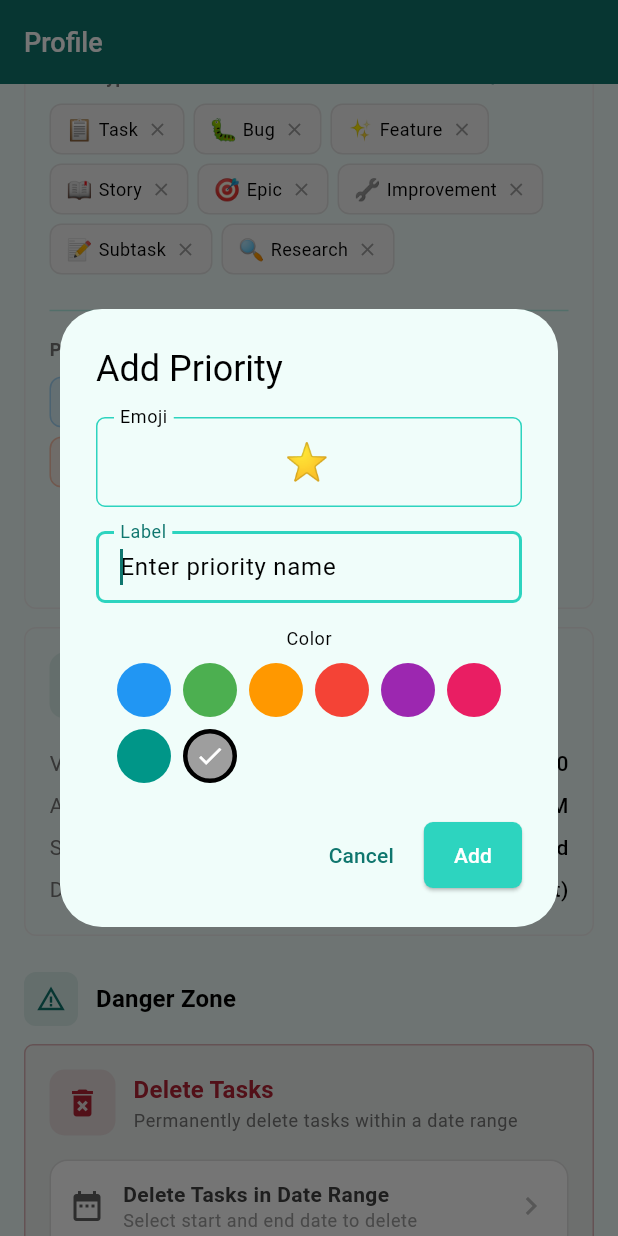
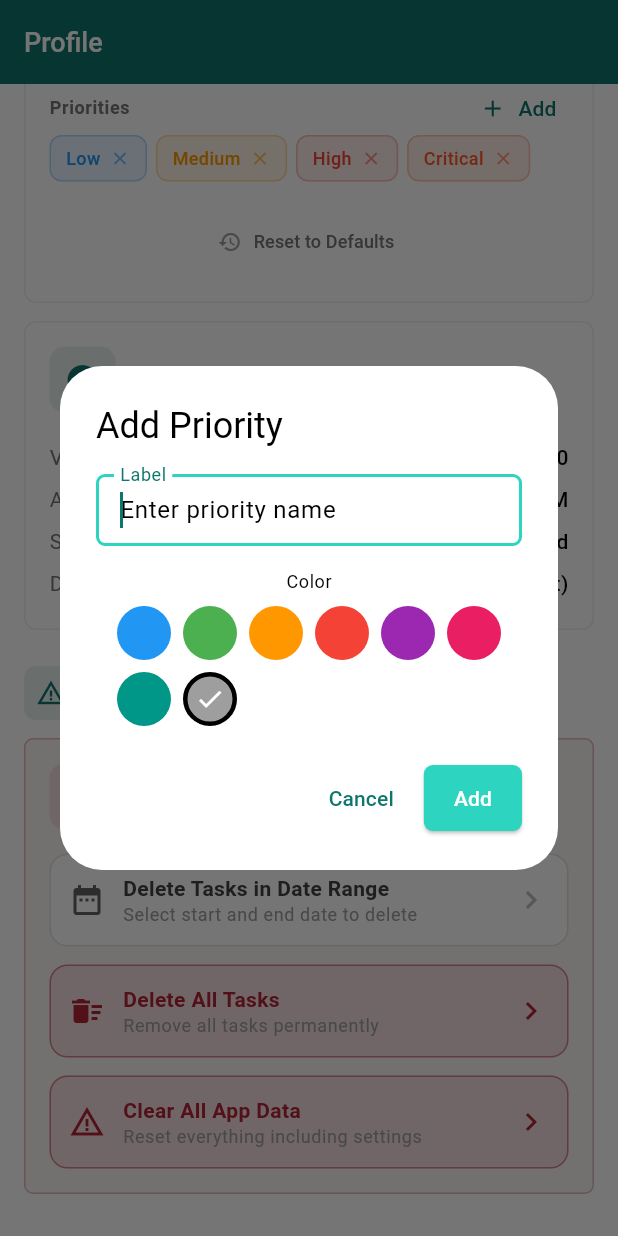
Before and after one commit to navi-04/TaskRelay, a Flutter app: the ProfileScreen screen opened directly, scrolled down 1152 dp, after a tap on "Add", on a phone screen of 412 x 824 dp. Run offline on Flutter 3.47's test engine with Material 3 defaults, Android fonts, the phone set to English and light mode, and no system bars; our stand-ins replace equatable, flutter_local_notifications, flutter_riverpod, hive, hive_flutter, table_calendar and 1 more; accounts and stored records are empty.

```diff
--- a/lib/core/theme/app_theme.dart
+++ b/lib/core/theme/app_theme.dart
@@ -12,10 +12,11 @@ class AppTheme {
   static const Color secondaryColor = Color(0xFF2DD4BF);    // Accent
   static const Color accentColor = Color(0xFF2DD4BF);       // Accent
 
-  static const Color backgroundLight = Color(0xFFF0FDFA);   // Background
-  static const Color backgroundDark = Color(0xFF121212);    // Dark background
-  static const Color surfaceLight = Color(0xFFF0FDFA);      // Background
-  static const Color surfaceDark = Color(0xFF1E1E1E);       // Dark surface
+  static const Color backgroundLight = Color(0xFFFFFFFF);   // Pure white
+  static const Color backgroundDark = Color(0xFF000000);    // Pure black
+  static const Color surfaceLight = Color(0xFFFFFFFF);      // Pure white
+  static const Color surfaceDark = Color(0xFF0A0A0A);       // Nearly pure black
+  static const Color navIconColor = Color(0xFF64B5F6);      // Light blue
 
   // Text colors for dark mode
   static const Color textLight = Color(0xFF1F2937);         // Dark text for light mode
@@ -140,8 +141,8 @@ class AppTheme {
     ),
     bottomNavigationBarTheme: BottomNavigationBarThemeData(
       backgroundColor: backgroundLight,
-      selectedItemColor: accentColor,
-      unselectedItemColor: primaryColor,
+      selectedItemColor: navIconColor,
+      unselectedItemColor: navIconColor,
       type: BottomNavigationBarType.fixed,
       elevation: 4,
     ),
@@ -239,8 +240,8 @@ class AppTheme {
     ),
     bottomNavigationBarTheme: BottomNavigationBarThemeData(
       backgroundColor: surfaceDark,
-      selectedItemColor: accentColor,
-      unselectedItemColor: Colors.grey[400],
+      selectedItemColor: navIconColor,
+      unselectedItemColor: navIconColor,
       type: BottomNavigationBarType.fixed,
       elevation: 4,
     ),
--- a/lib/presentation/screens/profile/profile_screen.dart
+++ b/lib/presentation/screens/profile/profile_screen.dart
@@ -60,10 +60,6 @@ class _ProfileScreenState extends ConsumerState<ProfileScreen> {
         child: Column(
           crossAxisAlignment: CrossAxisAlignment.start,
           children: [
-            // Profile Header with Stats
-            _buildProfileHeader(context, dashboard),
-            const SizedBox(height: 24),
-
             // Quick Stats
             _buildQuickStats(context, dashboard),
             const SizedBox(height: 24),
@@ -130,81 +126,6 @@ class _ProfileScreenState extends ConsumerState<ProfileScreen> {
           ),
         ),
       ],
-    );
-  }
-
-  Widget _buildProfileHeader(BuildContext context, dynamic dashboard) {
-    return Container(
-      padding: const EdgeInsets.all(24),
-      decoration: BoxDecoration(
-        gradient: AppTheme.primaryGradient,
-        borderRadius: BorderRadius.circular(8),
-        boxShadow: [
-          BoxShadow(
-            color: AppTheme.primaryColor.withOpacity(0.3),
-            blurRadius: 20,
-            offset: const Offset(0, 8),
-          ),
-        ],
-      ),
-      child: Row(
-        children: [
-          Container(
-            padding: const EdgeInsets.all(16),
-            decoration: BoxDecoration(
-              color: Colors.white.withOpacity(0.2),
-              shape: BoxShape.circle,
-            ),
-            child: const Icon(
-              Icons.person,
-              size: 48,
-              color: Colors.white,
-            ),
-          ),
-          const SizedBox(width: 20),
-          Expanded(
-            child: Column(
-              crossAxisAlignment: CrossAxisAlignment.start,
-              children: [
-                const Text(
-                  'TaskRelay',
-                  style: TextStyle(
-                    color: Colors.white,
-                    fontSize: 24,
-                    fontWeight: FontWeight.bold,
-                  ),
-                ),
-                const SizedBox(height: 4),
-                Row(
-                  children: [
-                    const Text(
-                      '🔥',
-                      style: TextStyle(fontSize: 16),
-                    ),
-                    const SizedBox(width: 4),
-                    Text(
-                      '${dashboard.streak} day streak',
-                      style: TextStyle(
-                        color: Colors.white.withOpacity(0.9),
-                        fontSize: 14,
-                      ),
-                    ),
-                  ],
-                ),
-              ],
-            ),
-          ),
-          if (dashboard.streak >= 7)
-            Container(
-              padding: const EdgeInsets.all(8),
-              decoration: BoxDecoration(
-                color: Colors.amber.withOpacity(0.3),
-                borderRadius: BorderRadius.circular(12),
-              ),
-              child: const Icon(Icons.star, color: Colors.amber, size: 28),
-            ),
-        ],
-      ),
     );
   }
 
@@ -702,8 +623,6 @@ class _ProfileScreenState extends ConsumerState<ProfileScreen> {
         child: Row(
           mainAxisSize: MainAxisSize.min,
           children: [
-            Text(type.emoji, style: const TextStyle(fontSize: 14)),
-            const SizedBox(width: 4),
             Text(
               type.label,
               style: const TextStyle(fontSize: 12),
@@ -733,8 +652,6 @@ class _ProfileScreenState extends ConsumerState<ProfileScreen> {
         child: Row(
           mainAxisSize: MainAxisSize.min,
           children: [
-            Text(priority.emoji, style: const TextStyle(fontSize: 14)),
-            const SizedBox(width: 4),
             Text(
               priority.label,
               style: TextStyle(
@@ -756,7 +673,6 @@ class _ProfileScreenState extends ConsumerState<ProfileScreen> {
 
   void _showAddTaskTypeDialog(BuildContext context) {
     final labelController = TextEditingController();
-    final emojiController = TextEditingController(text: '📌');
 
     showDialog(
       context: context,
@@ -766,16 +682,6 @@ class _ProfileScreenState extends ConsumerState<ProfileScreen> {
           mainAxisSize: MainAxisSize.min,
           children: [
             TextField(
-              controller: emojiController,
-              decoration: const InputDecoration(
-                labelText: 'Emoji',
-                hintText: '📌',
-              ),
-              textAlign: TextAlign.center,
-              style: const TextStyle(fontSize: 24),
-            ),
-            const SizedBox(height: 16),
-            TextField(
               controller: labelController,
               decoration: const InputDecoration(
                 labelText: 'Label',
@@ -795,7 +701,7 @@ class _ProfileScreenState extends ConsumerState<ProfileScreen> {
               if (labelController.text.isNotEmpty) {
                 ref.read(customTypesProvider.notifier).addTaskType(
                   labelController.text,
-                  emojiController.text.isEmpty ? '📌' : emojiController.text,
+                  '📌',
                 );
                 Navigator.pop(context);
                 ScaffoldMessenger.of(context).showSnackBar(
@@ -816,7 +722,6 @@ class _ProfileScreenState extends ConsumerState<ProfileScreen> {
 
   void _showEditTaskTypeDialog(BuildContext context, CustomTaskType type) {
     final labelController = TextEditingController(text: type.label);
-    final emojiController = TextEditingController(text: type.emoji);
 
     showDialog(
       context: context,
@@ -826,15 +731,6 @@ class _ProfileScreenState extends ConsumerState<ProfileScreen> {
           mainAxisSize: MainAxisSize.min,
           children: [
             TextField(
-              controller: emojiController,
-              decoration: const InputDecoration(
-                labelText: 'Emoji',
-              ),
-              textAlign: TextAlign.center,
-              style: const TextStyle(fontSize: 24),
-            ),
-            const SizedBox(height: 16),
-            TextField(
               controller: labelController,
               decoration: const InputDecoration(
                 labelText: 'Label',
@@ -854,7 +750,7 @@ class _ProfileScreenState extends ConsumerState<ProfileScreen> {
                 ref.read(customTypesProvider.notifier).updateTaskType(
                   type.id,
                   labelController.text,
-                  emojiController.text.isEmpty ? '📌' : emojiController.text,
+                  type.emoji,
                 );
                 Navigator.pop(context);
                 ScaffoldMessenger.of(context).showSnackBar(
@@ -878,7 +774,7 @@ class _ProfileScreenState extends ConsumerState<ProfileScreen> {
       context: context,
       builder: (context) => AlertDialog(
         title: const Text('Delete Task Type'),
-        content: Text('Are you sure you want to delete "${type.displayName}"?'),
+        content: Text('Are you sure you want to delete "${type.label}"?'),
         actions: [
           TextButton(
             onPressed: () => Navigator.pop(context),
@@ -908,7 +804,6 @@ class _ProfileScreenState extends ConsumerState<ProfileScreen> {
 
   void _showAddPriorityDialog(BuildContext context) {
     final labelController = TextEditingController();
-    final emojiController = TextEditingController(text: '⭐');
     int selectedColorValue = 0xFF9E9E9E; // Grey default
 
     final colors = [
@@ -930,16 +825,6 @@ class _ProfileScreenState extends ConsumerState<ProfileScreen> {
           content: Column(
             mainAxisSize: MainAxisSize.min,
             children: [
-              TextField(
-                controller: emojiController,
-                decoration: const InputDecoration(
-                  labelText: 'Emoji',
-                  hintText: '⭐',
-                ),
-                textAlign: TextAlign.center,
-                style: const TextStyle(fontSize: 24),
-              ),
-              const SizedBox(height: 16),
               TextField(
                 controller: labelController,
                 decoration: const InputDecoration(
@@ -988,7 +873,7 @@ class _ProfileScreenState extends ConsumerState<ProfileScreen> {
                 if (labelController.text.isNotEmpty) {
                   ref.read(customTypesProvider.notifier).addPriority(
                     labelController.text,
-                    emojiController.text.isEmpty ? '⭐' : emojiController.text,
+                    '⭐',
                     selectedColorValue,
                   );
                   Navigator.pop(context);
@@ -1011,7 +896,6 @@ class _ProfileScreenState extends ConsumerState<ProfileScreen> {
 
   void _showEditPriorityDialog(BuildContext context, CustomPriority priority) {
     final labelController = TextEditingController(text: priority.label);
-    final emojiController = TextEditingController(text: priority.emoji);
     int selectedColorValue = priority.colorValue;
 
     final colors = [
@@ -1033,15 +917,6 @@ class _ProfileScreenState extends ConsumerState<ProfileScreen> {
           content: Column(
             mainAxisSize: MainAxisSize.min,
             children: [
-              TextField(
-                controller: emojiController,
-                decoration: const InputDecoration(
-                  labelText: 'Emoji',
-                ),
-                textAlign: TextAlign.center,
-                style: const TextStyle(fontSize: 24),
-              ),
-              const SizedBox(height: 16),
               TextField(
                 controller: labelController,
                 decoration: const InputDecoration(
@@ -1090,7 +965,7 @@ class _ProfileScreenState extends ConsumerState<ProfileScreen> {
                   ref.read(customTypesProvider.notifier).updatePriority(
                     priority.id,
                     labelController.text,
-                    emojiController.text.isEmpty ? '⭐' : emojiController.text,
+                    priority.emoji,
                     selectedColorValue,
                   );
                   Navigator.pop(context);
@@ -1116,7 +991,7 @@ class _ProfileScreenState extends ConsumerState<ProfileScreen> {
       context: context,
       builder: (context) => AlertDialog(
         title: const Text('Delete Priority'),
-        content: Text('Are you sure you want to delete "${priority.displayName}"?'),
+        content: Text('Are you sure you want to delete "${priority.label}"?'),
         actions: [
           TextButton(
             onPressed: () => Navigator.pop(context),
@@ -1188,7 +1063,6 @@ class _ProfileScreenState extends ConsumerState<ProfileScreen> {
             children: TaskType.values.map((type) {
               final isSelected = type == settings.defaultTaskType;
               return ListTile(
-                leading: Text(type.emoji, style: const TextStyle(fontSize: 24)),
                 title: Text(type.label),
                 selected: isSelected,
                 selectedTileColor: AppTheme.primaryColor.withOpacity(0.1),
@@ -1199,7 +1073,7 @@ class _ProfileScreenState extends ConsumerState<ProfileScreen> {
                   Navigator.pop(context);
                   ScaffoldMessenger.of(context).showSnackBar(
                     SnackBar(
-                      content: Text('Default task type set to ${type.displayName}'),
+                      content: Text('Default task type set to ${type.label}'),
                       backgroundColor: AppTheme.success,
                       behavior: SnackBarBehavior.floating,
                     ),
@@ -1230,14 +1104,6 @@ class _ProfileScreenState extends ConsumerState<ProfileScreen> {
           children: TaskPriority.values.map((priority) {
             final isSelected = priority == settings.defaultPriority;
             return ListTile(
-              leading: Container(
-                padding: const EdgeInsets.all(8),
-                decoration: BoxDecoration(
-                  color: priority.color.withOpacity(0.1),
-                  borderRadius: BorderRadius.circular(8),
-                ),
-                child: Text(priority.emoji, style: const TextStyle(fontSize: 20)),
-              ),
               title: Text(priority.label),
               selected: isSelected,
               selectedTileColor: priority.color.withOpacity(0.1),
@@ -1248,7 +1114,7 @@ class _ProfileScreenState extends ConsumerState<ProfileScreen> {
                 Navigator.pop(context);
                 ScaffoldMessenger.of(context).showSnackBar(
                   SnackBar(
-                    content: Text('Default priority set to ${priority.displayName}'),
+                    content: Text('Default priority set to ${priority.label}'),
                     backgroundColor: priority.color,
                     behavior: SnackBarBehavior.floating,
                   ),
```
Also changed, not shown: lib/presentation/screens/dashboard/daily_task_screen.dart (+49 -29 lines), lib/presentation/screens/dashboard/tasks_by_type_screen.dart (added, +404 -0 lines), 3 other files.
